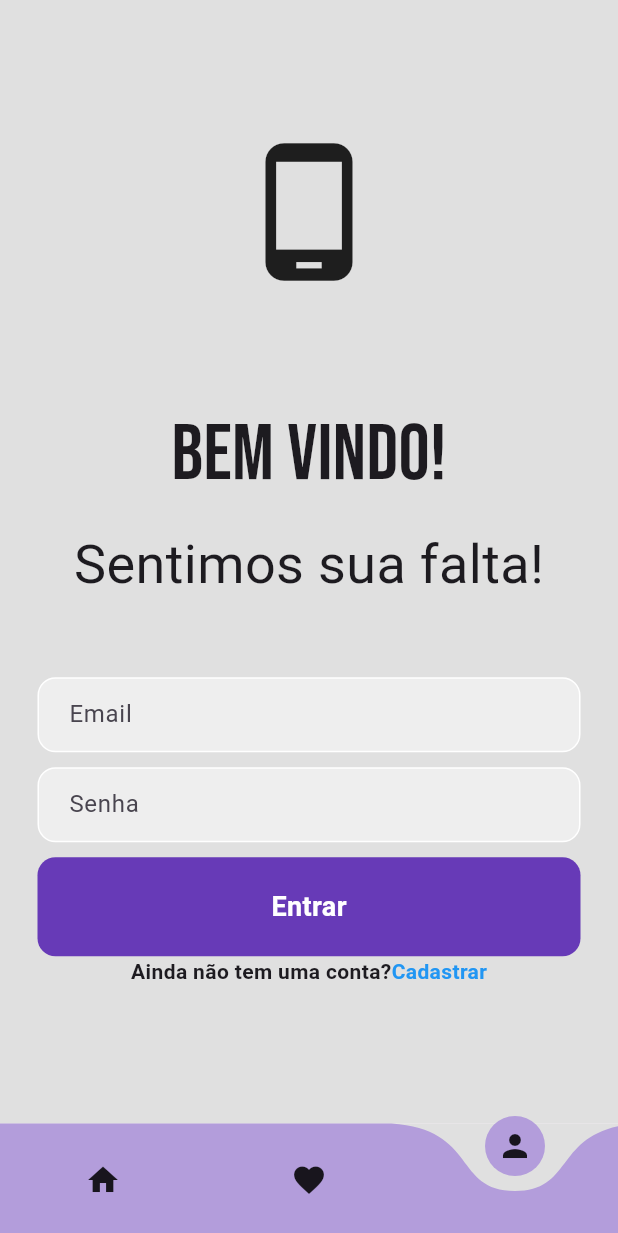
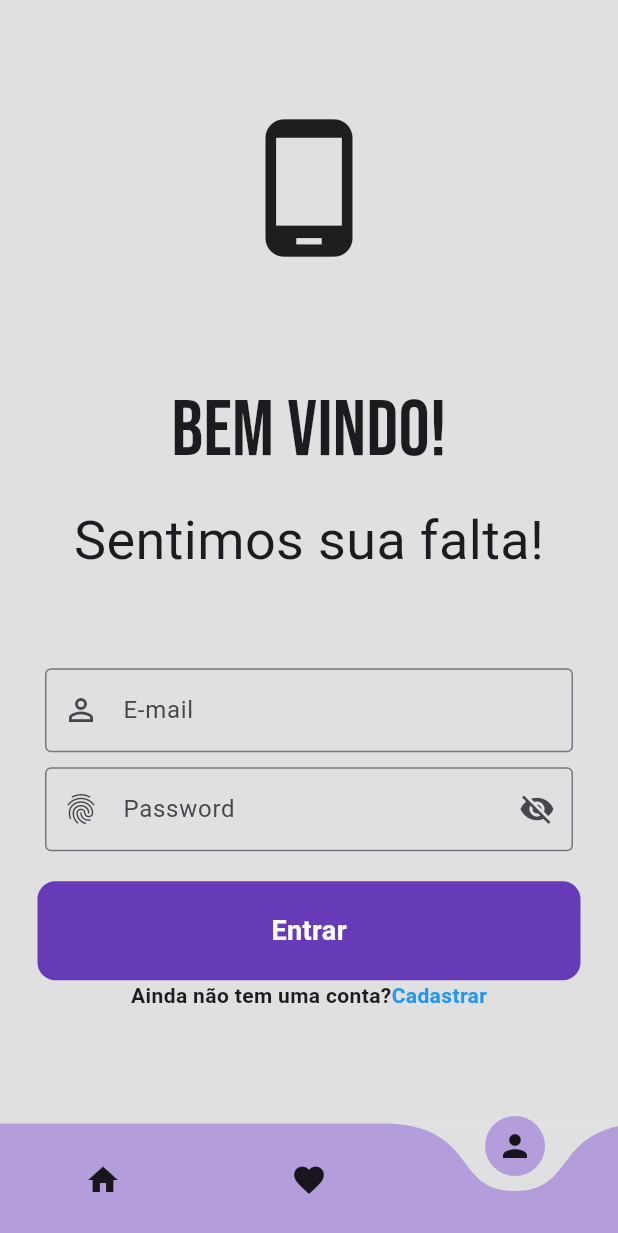
Before and after one commit to JoaoTeramatsu/LDDM---Projetos, a Flutter app: the screen it shows after launch, item 3 of the bottom bar chosen, on a phone screen of 412 x 824 dp. Shown: the top 1233 px of the screen. Run offline on Flutter 3.47's test engine with Material 3 defaults, Android fonts, the phone set to English and light mode, and no system bars; drawn by our look-alikes of curved_navigation_bar; our stand-ins replace google_fonts.

Commit message:
~ LoginPage

```diff
--- a/lib/page/login_page.dart
+++ b/lib/page/login_page.dart
@@ -10,6 +10,7 @@ class LoginPage extends StatefulWidget {
 }
 
 class _LoginPageState extends State<LoginPage> {
+  bool _passwordVisible = false;
   @override
   Widget build(BuildContext context) {
     return Scaffold(
@@ -19,23 +20,18 @@ class _LoginPageState extends State<LoginPage> {
           child:Column(
             mainAxisAlignment: MainAxisAlignment.center,
             children: [
-              _buildIcon(),
+                Icon(
+                Icons.phone_android,
+                size: 100,
+              ),
               _buildWelcomeText(),
-              _buildEmailField(),
-              _buildPasswordField(),
+              _buildLoginForm(),
               _buildSignInButton(),
               _buildRegisterRow(),
             ],
           ),
         ),
       ),
-    );
-  }
-
-  Widget _buildIcon() {
-    return Icon(
-      Icons.phone_android,
-      size: 100,
     );
   }
 
@@ -61,21 +57,46 @@ class _LoginPageState extends State<LoginPage> {
     );
   }
 
-  Widget _buildEmailField() {
-    return Column(
-      children: [
-        _buildTextField('Email'),
-        SizedBox(height: 10),
-      ],
-    );
-  }
-
-  Widget _buildPasswordField() {
-    return Column(
-      children: [
-        _buildTextField('Senha', obscureText: true),
-        SizedBox(height: 10),
-      ],
+  Widget _buildLoginForm() {
+    return Form(
+      child: Container(
+        padding:
+          const EdgeInsets.symmetric(vertical: 10, horizontal: 30),
+        child: Column(
+          crossAxisAlignment: CrossAxisAlignment.start,
+          children: [
+            TextFormField(
+              decoration: const InputDecoration(
+                prefixIcon: Icon(Icons.person_outline_outlined),
+                labelText: "E-mail",
+                hintText: "E-mail",
+                border: OutlineInputBorder()
+              ),
+            ),
+              const SizedBox(height: 10),
+            TextFormField(
+              obscureText: !_passwordVisible,
+              decoration: InputDecoration(
+                prefixIcon: Icon(Icons.fingerprint),
+                labelText: "Password",
+                hintText: "Password",
+                border: OutlineInputBorder(),
+                suffixIcon: IconButton(
+                  onPressed: () {
+                    setState(() {
+                      _passwordVisible = !_passwordVisible;
+                    });
+                  },
+                  icon: Icon(
+                    _passwordVisible ? Icons.visibility : Icons.visibility_off,
+                  ),
+                ),
+              ),
+            ),
+              const SizedBox(height: 10,)
+          ]
+        )
+      )
     );
   }
 
@@ -90,7 +111,12 @@ class _LoginPageState extends State<LoginPage> {
         ),
         child: Padding(
           padding: const EdgeInsets.only(left: 20.0),
-          child: TextField(
+          child: TextFormField(
+            validator: (value){if (value == null || value.isEmpty){
+              return r'Please enter $hintText';
+            }
+            return null;
+          },
             obscureText: obscureText,
             decoration: InputDecoration(
               border: InputBorder.none,
--- /dev/null
+++ b/lib/user.dart
@@ -0,0 +1,9 @@
+void user(){
+
+}
+
+class User{
+  bool isLoggedIn = false;
+  List<String> favoriteTags = [];
+
+}
```
Also changed, not shown: 1 other file.
